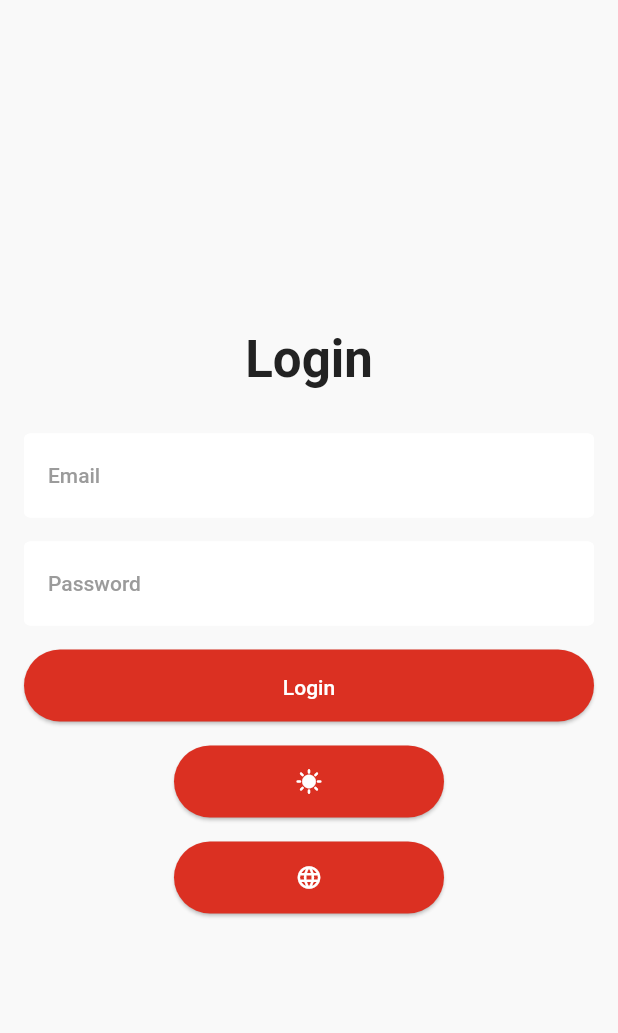
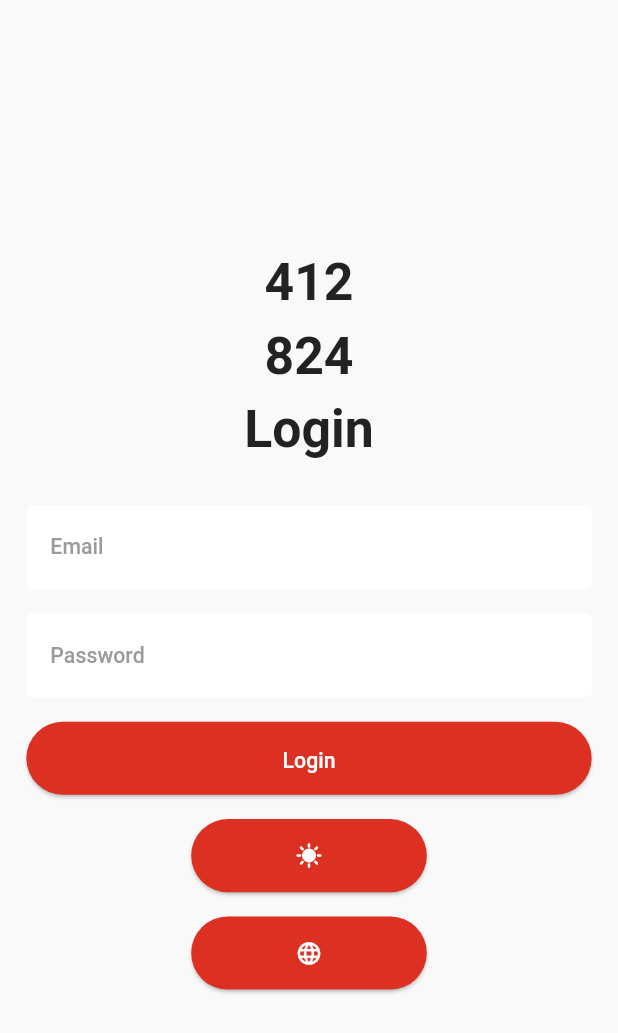
Before and after one commit to AhmedRefaee/Shopora, a Flutter app: the screen it shows after launch, on a phone screen of 412 x 824 dp. Shown: the top 1033 px of the screen. Run offline on Flutter 3.47's test engine with Material 3 defaults, Android fonts, the phone set to English and light mode, and no system bars; our stand-ins replace flutter_bloc, flutter_screenutil, hydrated_bloc; Roboto replaces fonts that are missing (Metropolis).

Commit message:
feat: integrate flutter_screenutil for responsive design and update text styles

```diff
--- a/lib/core/config/themes/app_text_styles.dart
+++ b/lib/core/config/themes/app_text_styles.dart
@@ -1,61 +1,60 @@
 import 'dart:ui';
 import 'package:flutter/material.dart';
+import 'package:flutter_screenutil/flutter_screenutil.dart';
 import 'package:shopora/core/config/themes/app_fonts.dart';
 
 class AppTextStyles {
   const AppTextStyles._();
-  static const TextStyle headline1 = TextStyle(
-    fontSize: 34,
+  static TextStyle get headline1 => TextStyle(
+    fontSize: 34.sp,
     fontFamily: AppFonts.metropolis,
     fontWeight: FontWeight.bold,
     letterSpacing: 0,
   );
 
-  static final TextStyle headline2 = TextStyle(
-    fontSize: 24,
+  static TextStyle get headline2 => TextStyle(
+    fontSize: 24.sp,
     fontFamily: AppFonts.metropolis,
     fontWeight: FontWeight.w600,
     letterSpacing: 0,
     height: 1.2,
   );
 
-  static final TextStyle headline3 = TextStyle(
-    fontSize: 18,
+  static TextStyle get headline3 => TextStyle(
+    fontSize: 18.sp,
     fontFamily: AppFonts.metropolis,
     fontWeight: FontWeight.w600,
     letterSpacing: 0,
     height: 1.2,
   );
 
-  static final TextStyle description = TextStyle(
-    fontSize: 14,
+  static TextStyle get description => TextStyle(
+    fontSize: 14.sp,
     fontFamily: AppFonts.metropolis,
     fontWeight: FontWeight.w400,
     letterSpacing: -15,
     height: 1.5,
   );
 
-  static final TextStyle fourteen = TextStyle(
-    fontSize: 14,
+  static TextStyle get fourteen => TextStyle(
+    fontSize: 14.sp,
     fontFamily: AppFonts.metropolis,
     fontWeight: FontWeight.w500,
     letterSpacing: 0,
     height: 1.5,
   );
 
-  static final TextStyle sixteen = TextStyle(
-    fontSize: 16,
+  static TextStyle get sixteen => TextStyle(
+    fontSize: 16.sp,
     fontFamily: AppFonts.metropolis,
     fontWeight: FontWeight.w400,
     letterSpacing: 0,
-
   );
 
-  static final TextStyle eleven = TextStyle(
-    fontSize: 11,
+  static TextStyle get eleven => TextStyle(
+    fontSize: 11.sp,
     fontFamily: AppFonts.metropolis,
     fontWeight: FontWeight.w600,
     letterSpacing: 0,
-
   );
 }
--- a/lib/core/config/themes/theme_data/theme_data_dark.dart
+++ b/lib/core/config/themes/theme_data/theme_data_dark.dart
@@ -1,4 +1,5 @@
 import 'package:flutter/material.dart';
+import 'package:flutter_screenutil/flutter_screenutil.dart';
 import 'package:shopora/core/config/themes/app_colors.dart' show AppColors;
 import 'package:shopora/core/config/themes/app_fonts.dart';
 import 'package:shopora/core/config/themes/app_text_styles.dart';
@@ -27,34 +28,32 @@ return ThemeData(
         foregroundColor: AppColors.shoporaDarkWhite,
         disabledBackgroundColor: AppColors.shoporaDarkPrimary.withOpacity(0.5),
         disabledForegroundColor: AppColors.shoporaDarkWhite.withOpacity(0.5),
-        minimumSize: const Size(double.infinity, 48),
+        minimumSize: Size(double.infinity, 48.h),
         textStyle: AppTextStyles.fourteen,
-        shape: RoundedRectangleBorder(borderRadius: BorderRadius.circular(25)),
+        shape: RoundedRectangleBorder(borderRadius: BorderRadius.circular(25.r)),
       ),
     ),
-
-
 
     inputDecorationTheme: InputDecorationTheme(
       labelStyle: AppTextStyles.fourteen.copyWith(color: AppColors.shoporaDarkGray),
       border: OutlineInputBorder(
-        borderRadius: BorderRadius.circular(4),
+        borderRadius: BorderRadius.circular(4.r),
         borderSide: BorderSide(color: AppColors.shoporaDark),
       ),
       enabledBorder: OutlineInputBorder(
-        borderRadius: BorderRadius.circular(4),
+        borderRadius: BorderRadius.circular(4.r),
           borderSide: BorderSide(color: AppColors.shoporaDark),
       ),
       focusedBorder: OutlineInputBorder(
-        borderRadius: BorderRadius.circular(4),
+        borderRadius: BorderRadius.circular(4.r),
         borderSide: BorderSide(color: AppColors.shoporaDark),
       ),
       errorBorder: OutlineInputBorder(
-        borderRadius: BorderRadius.circular(4),
+        borderRadius: BorderRadius.circular(4.r),
         borderSide: BorderSide(color: AppColors.shoporaDarkError),
       ),
       focusedErrorBorder: OutlineInputBorder(
-        borderRadius: BorderRadius.circular(4),
+        borderRadius: BorderRadius.circular(4.r),
         borderSide: BorderSide(color: AppColors.shoporaDarkError),
       ),
     ),
--- a/lib/core/config/themes/theme_data/theme_data_light.dart
+++ b/lib/core/config/themes/theme_data/theme_data_light.dart
@@ -1,4 +1,5 @@
 import 'package:flutter/material.dart';
+import 'package:flutter_screenutil/flutter_screenutil.dart';
 import 'package:shopora/core/config/themes/app_colors.dart';
 import 'package:shopora/core/config/themes/app_fonts.dart';
 import 'package:shopora/core/config/themes/app_text_styles.dart';
@@ -27,36 +28,34 @@ ThemeData getlightTheme() {
         foregroundColor: AppColors.shoporaWhite,
         disabledBackgroundColor: AppColors.shoporaPrimary.withOpacity(0.5),
         disabledForegroundColor: AppColors.shoporaWhite.withOpacity(0.5),
-        minimumSize: const Size(double.infinity, 48),
+        minimumSize: Size(double.infinity, 48.h),
         textStyle: AppTextStyles.fourteen,
-        shape: RoundedRectangleBorder(borderRadius: BorderRadius.circular(25)),
+        shape: RoundedRectangleBorder(borderRadius: BorderRadius.circular(25.r)),
       ),
     ),
-
-
 
     inputDecorationTheme: InputDecorationTheme(
       labelStyle: AppTextStyles.fourteen.copyWith(color: AppColors.shoporaGray),
       fillColor: AppColors.shoporaWhite,
       filled: true,
       border: OutlineInputBorder(
-        borderRadius: BorderRadius.circular(4),
+        borderRadius: BorderRadius.circular(4.r),
         borderSide: BorderSide(color: AppColors.shoporaWhite),
       ),
       enabledBorder: OutlineInputBorder(
-        borderRadius: BorderRadius.circular(4),
+        borderRadius: BorderRadius.circular(4.r),
           borderSide: BorderSide(color: AppColors.shoporaWhite),
       ),
       focusedBorder: OutlineInputBorder(
-        borderRadius: BorderRadius.circular(4),
+        borderRadius: BorderRadius.circular(4.r),
         borderSide: BorderSide(color: AppColors.shoporaWhite),
       ),
       errorBorder: OutlineInputBorder(
-        borderRadius: BorderRadius.circular(4),
+        borderRadius: BorderRadius.circular(4.r),
         borderSide: BorderSide(color: AppColors.shoporaError),
       ),
       focusedErrorBorder: OutlineInputBorder(
-        borderRadius: BorderRadius.circular(4),
+        borderRadius: BorderRadius.circular(4.r),
         borderSide: BorderSide(color: AppColors.shoporaError),
       ),
     ),
--- a/lib/features/auth/login/presentation/view/login_screen.dart
+++ b/lib/features/auth/login/presentation/view/login_screen.dart
@@ -1,45 +1,47 @@
 import 'package:flutter/material.dart';
+import 'package:flutter_screenutil/flutter_screenutil.dart';
 import 'package:shopora/core/config/themes/app_text_styles.dart';
 import 'package:shopora/features/switch_locale/presentation/view/switch_locale_button.dart';
 import 'package:shopora/features/switch_theme/presentation/view/switch_theme_button.dart';
 import 'package:shopora/core/config/localization/locales/generated/l10n.dart';
 
 class LoginScreen extends StatelessWidget {
-  const LoginScreen({super.key});
+  LoginScreen({super.key});
 
   @override
   Widget build(BuildContext context) {
+    final int currentWidth = MediaQuery.of(context).size.width.toInt();
+    final int currentHeight = MediaQuery.of(context).size.height.toInt();
+
     return Scaffold(
       body: GestureDetector(
         onTap: () => FocusScope.of(context).unfocus(),
         child: Padding(
-          padding: const EdgeInsets.all(16.0),
+          padding: EdgeInsets.all(16.0.w),
           child: Column(
             mainAxisAlignment: MainAxisAlignment.center,
             children: [
-              Text(
-                S.of(context).login,
-                style: AppTextStyles.headline1,
+              Text("${currentWidth.toString()}", style: AppTextStyles.headline1),
+              Text("${currentHeight.toString()}", style: AppTextStyles.headline1),
+              Text(S.of(context).login, style: AppTextStyles.headline1),
+
+              SizedBox(height: 25.h),
+              TextField(
+                decoration: InputDecoration(labelText: S.of(context).email),
+              ),
+              SizedBox(height: 16.h),
+              TextField(
+                decoration: InputDecoration(labelText: S.of(context).password),
+              ),
+              SizedBox(height: 16.h),
+              ElevatedButton(
+                onPressed: () {},
+                child: Text(S.of(context).login),
               ),
 
-              const SizedBox(height: 25),
-              TextField(
-                decoration: InputDecoration(
-                  labelText: S.of(context).email,
-                ),
-              ),
-              const SizedBox(height: 16),
-              TextField(
-                decoration: InputDecoration(
-                  labelText: S.of(context).password,
-                ),
-              ),
-              const SizedBox(height: 16),
-              ElevatedButton(onPressed: () {}, child: Text(S.of(context).login)),
-
-              const SizedBox(height: 16),
+              SizedBox(height: 16.h),
               SwitchThemeButton(),
-              const SizedBox(height: 16),
+              SizedBox(height: 16.h),
               SwitchLocaleButton(),
             ],
           ),
--- a/lib/features/switch_locale/presentation/view/switch_locale_button.dart
+++ b/lib/features/switch_locale/presentation/view/switch_locale_button.dart
@@ -1,5 +1,6 @@
 import 'package:flutter/material.dart';
 import 'package:flutter_bloc/flutter_bloc.dart';
+import 'package:flutter_screenutil/flutter_screenutil.dart';
 import 'package:shopora/features/switch_locale/presentation/view_model/cubit/switch_locale_cubit.dart';
 
 class SwitchLocaleButton extends StatelessWidget {
@@ -8,7 +9,7 @@ class SwitchLocaleButton extends StatelessWidget {
   @override
   Widget build(BuildContext context) {
     return Padding(
-      padding: const EdgeInsets.symmetric(horizontal: 100),
+      padding: EdgeInsets.symmetric(horizontal: 100.w),
       child: ElevatedButton(
         onPressed: () {
           context.read<SwitchlocaleCubit>().switchLanguage();
--- a/lib/features/switch_theme/presentation/view/switch_theme_button.dart
+++ b/lib/features/switch_theme/presentation/view/switch_theme_button.dart
@@ -1,5 +1,6 @@
 import 'package:flutter/material.dart';
 import 'package:flutter_bloc/flutter_bloc.dart';
+import 'package:flutter_screenutil/flutter_screenutil.dart';
 import 'package:shopora/core/config/themes/theme_extensions/theme_extenstions.dart';
 import 'package:shopora/features/switch_theme/presentation/view_model/cubit/theme_cubit.dart';
 
@@ -9,7 +10,7 @@ class SwitchThemeButton extends StatelessWidget {
   @override
   Widget build(BuildContext context) {
     return Padding(
-      padding: const EdgeInsets.symmetric(horizontal: 100),
+      padding: EdgeInsets.symmetric(horizontal: 100.w),
       child: ElevatedButton(
         onPressed: () {
           if (context.isDarkMode) {
--- a/lib/main.dart
+++ b/lib/main.dart
@@ -3,6 +3,7 @@ import 'package:flutter/material.dart';
 import 'package:flutter_bloc/flutter_bloc.dart';
 import 'package:hydrated_bloc/hydrated_bloc.dart';
 import 'package:path_provider/path_provider.dart';
+import 'package:flutter_screenutil/flutter_screenutil.dart';
 import 'package:shopora/core/config/localization/app_localization.dart';
 import 'package:shopora/core/config/themes/theme_data/theme_data_dark.dart';
 import 'package:shopora/core/config/themes/theme_data/theme_data_light.dart';
@@ -24,7 +25,14 @@ class Shopora extends StatelessWidget {
   const Shopora({super.key});
 
   Widget _buildMaterialApp(BuildContext context, ThemeMode themeMode, Locale locale) {
+    return ScreenUtilInit(
+      designSize: const Size(375, 812),
+      minTextAdapt: true,
+      builder: (_, child) {
         return MaterialApp(
+          ////disable debug banner
+          debugShowCheckedModeBanner: false,
+
           ///localization
           locale: locale,
           localizationsDelegates: AppLocalization.localizationsDelegates,
@@ -35,7 +43,11 @@ class Shopora extends StatelessWidget {
           darkTheme: getdarkTheme(),
           themeMode: themeMode,
 
-      home: LoginScreen(),
+          ///home
+          home: child,
+        );
+      },
+      child: LoginScreen(),
     );
   }
 
--- a/pubspec.yaml
+++ b/pubspec.yaml
@@ -42,6 +42,7 @@ dependencies:
   bloc: ^9.0.0
   hydrated_bloc: ^10.1.1
   path_provider: ^2.1.2
+  flutter_screenutil: ^5.9.3
 
 dev_dependencies:
   flutter_test:
```
Also changed, not shown: pubspec.lock. Lines whose indentation alone changed are shown as unchanged.
